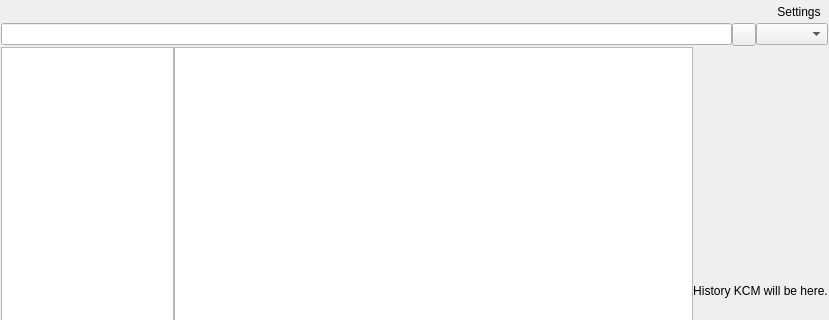
pars-linux/uludag, file branches/kde/package-manager/3.0/ui/mainwidget_v3.ui: the form before one commit; both pictures show x 0 to 829 and y 0 to 320 of the 829 by 559 pixel window.
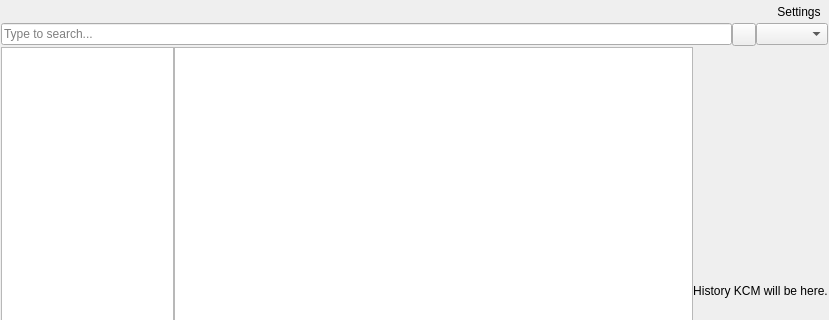
The form after the commit. Icons and pictures are not drawn. Custom widgets are drawn as their Qt base class.

```diff
--- a/branches/kde/package-manager/3.0/ui/mainwidget_v3.ui
+++ b/branches/kde/package-manager/3.0/ui/mainwidget_v3.ui
@@ -77,7 +77,11 @@
       <number>0</number>
      </property>
      <item>
-      <widget class="QLineEdit" name="searchLine"/>
+      <widget class="QLineEdit" name="searchLine">
+       <property name="placeholderText">
+        <string>Type to search...</string>
+       </property>
+      </widget>
      </item>
      <item>
       <widget class="QToolButton" name="searchButton">
```
